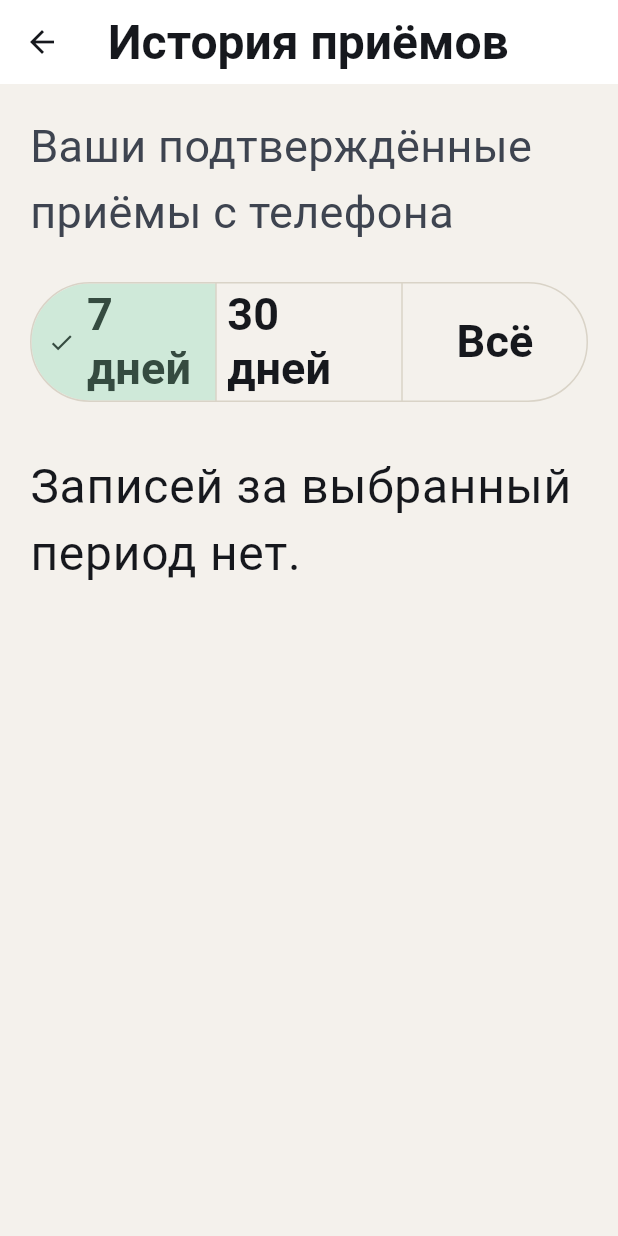
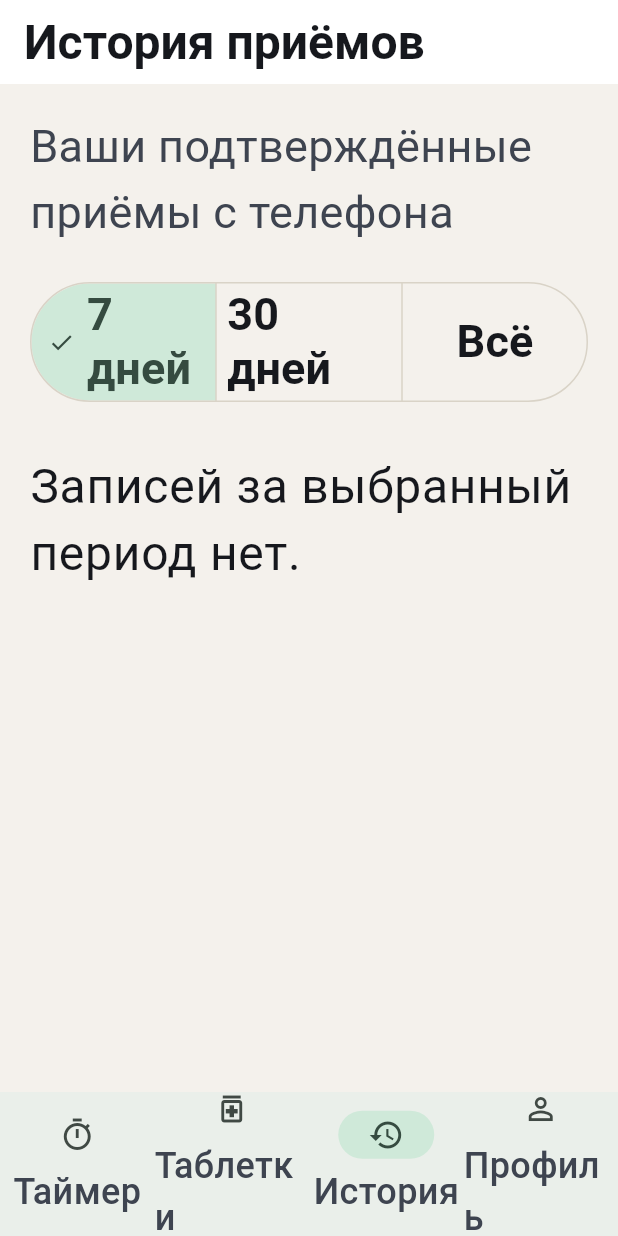
Before and after one commit to TOX1C677/Time2T3YourPills, a Flutter app: the IntakeHistoryScreen screen opened by its route, on a phone screen of 412 x 824 dp. Run offline on Flutter 3.47's test engine with Material 3 defaults, Android fonts, the phone set to English and light mode, and no system bars; our stand-ins replace connectivity_plus, dio, flutter_local_notifications, flutter_secure_storage, flutter_timezone, get_storage and 4 more; accounts and stored records are empty; Roboto replaces fonts that are missing (Atkinson Hyperlegible).

Commit message:
feat: shell по ролям (опекун без таймера), вкладка истории, rate limit invite-code
- Пациент: 4 вкладки — таймер, таблетки, история, профиль; опекун: 3 — таблетки, история, профиль
- Ветка /history с IntakeHistoryScreen(embeddedInShell); редирект /timer → /medications для опекуна
- GET /patients/me/invite-code: лимит PATIENT_INVITE_CODE_READS_PER_HOUR
- README и DEPLOY: описание навигации и env

Made-with: Cursor

```diff
--- a/lib/features/history/intake_history_screen.dart
+++ b/lib/features/history/intake_history_screen.dart
@@ -9,8 +9,12 @@ import '../auth/auth_session.dart';
 import '../caregiver/caregiver_scope.dart';
 
 /// История приёмов: пациент — свои события; опекун — выбранный пациент из [CaregiverScope].
+///
+/// [embeddedInShell]: вкладка нижнего меню — без кнопки «назад» (см. план §7.2).
 class IntakeHistoryScreen extends StatefulWidget {
-  const IntakeHistoryScreen({super.key});
+  const IntakeHistoryScreen({super.key, this.embeddedInShell = false});
+
+  final bool embeddedInShell;
 
   @override
   State<IntakeHistoryScreen> createState() => _IntakeHistoryScreenState();
@@ -128,7 +132,10 @@ class _IntakeHistoryScreenState extends State<IntakeHistoryScreen> {
     return Scaffold(
       appBar: AppBar(
         title: const Text('История приёмов'),
-        leading: IconButton(icon: const Icon(Icons.arrow_back), onPressed: () => context.pop()),
+        automaticallyImplyLeading: !widget.embeddedInShell,
+        leading: widget.embeddedInShell
+            ? null
+            : IconButton(icon: const Icon(Icons.arrow_back), onPressed: () => context.pop()),
       ),
       body: RefreshIndicator(
         onRefresh: _load,
--- a/lib/features/medications/medications_screen.dart
+++ b/lib/features/medications/medications_screen.dart
@@ -26,12 +26,6 @@ class MedicationsScreen extends StatelessWidget {
       appBar: AppBar(
         title: const Text('Таблетки'),
         actions: [
-          if (auth.isAuthenticated)
-            IconButton(
-              icon: const Icon(Icons.history),
-              tooltip: 'История приёмов',
-              onPressed: () => context.push('/intake-history'),
-            ),
           if (auth.isAuthenticated && auth.role == 'caregiver' && cg.patients.isNotEmpty)
             Padding(
               padding: const EdgeInsets.only(left: 8, right: 12),
--- a/lib/features/shell/app_shell.dart
+++ b/lib/features/shell/app_shell.dart
@@ -3,6 +3,7 @@ import 'package:go_router/go_router.dart';
 import 'package:provider/provider.dart';
 
 import '../../app/theme/app_sizes.dart';
+import '../auth/auth_session.dart';
 import '../connectivity/connectivity_notifier.dart';
 
 class AppShell extends StatelessWidget {
@@ -10,9 +11,64 @@ class AppShell extends StatelessWidget {
 
   final StatefulNavigationShell navigationShell;
 
+  static const _patientDestinations = [
+    NavigationDestination(
+      icon: Icon(Icons.timer_outlined),
+      selectedIcon: Icon(Icons.timer),
+      label: 'Таймер',
+    ),
+    NavigationDestination(
+      icon: Icon(Icons.medication_outlined),
+      selectedIcon: Icon(Icons.medication),
+      label: 'Таблетки',
+    ),
+    NavigationDestination(
+      icon: Icon(Icons.history_outlined),
+      selectedIcon: Icon(Icons.history),
+      label: 'История',
+    ),
+    NavigationDestination(
+      icon: Icon(Icons.person_outline),
+      selectedIcon: Icon(Icons.person),
+      label: 'Профиль',
+    ),
+  ];
+
+  static const _caregiverDestinations = [
+    NavigationDestination(
+      icon: Icon(Icons.medication_outlined),
+      selectedIcon: Icon(Icons.medication),
+      label: 'Таблетки',
+    ),
+    NavigationDestination(
+      icon: Icon(Icons.history_outlined),
+      selectedIcon: Icon(Icons.history),
+      label: 'История',
+    ),
+    NavigationDestination(
+      icon: Icon(Icons.person_outline),
+      selectedIcon: Icon(Icons.person),
+      label: 'Профиль',
+    ),
+  ];
+
   @override
   Widget build(BuildContext context) {
     final offline = context.watch<ConnectivityNotifier>().isOffline;
+    final auth = context.watch<AuthSession>();
+    final isCaregiver = auth.isAuthenticated && auth.role == 'caregiver';
+
+    int caregiverSelectedDisplay() {
+      final i = navigationShell.currentIndex;
+      if (i <= 0) {
+        return 0;
+      }
+      return i - 1;
+    }
+
+    void onCaregiverSelect(int displayIndex) {
+      navigationShell.goBranch(displayIndex + 1);
+    }
 
     return Scaffold(
       body: Column(
@@ -22,25 +78,9 @@ class AppShell extends StatelessWidget {
         ],
       ),
       bottomNavigationBar: NavigationBar(
-        selectedIndex: navigationShell.currentIndex,
-        onDestinationSelected: navigationShell.goBranch,
-        destinations: const [
-          NavigationDestination(
-            icon: Icon(Icons.timer_outlined),
-            selectedIcon: Icon(Icons.timer),
-            label: 'Таймер',
-          ),
-          NavigationDestination(
-            icon: Icon(Icons.medication_outlined),
-            selectedIcon: Icon(Icons.medication),
-            label: 'Таблетки',
-          ),
-          NavigationDestination(
-            icon: Icon(Icons.person_outline),
-            selectedIcon: Icon(Icons.person),
-            label: 'Профиль',
-          ),
-        ],
+        selectedIndex: isCaregiver ? caregiverSelectedDisplay() : navigationShell.currentIndex,
+        onDestinationSelected: isCaregiver ? onCaregiverSelect : navigationShell.goBranch,
+        destinations: isCaregiver ? _caregiverDestinations : _patientDestinations,
       ),
     );
   }
--- a/lib/features/timer/timer_screen.dart
+++ b/lib/features/timer/timer_screen.dart
@@ -127,7 +127,7 @@ class _TimerScreenState extends State<TimerScreen> with WidgetsBindingObserver {
       appBar: AppBar(
         title: const Text('Таймер'),
         actions: [
-          if (auth.isAuthenticated)
+          if (auth.isAuthenticated && auth.role == 'patient')
             IconButton(
               icon: const Icon(Icons.history),
               tooltip: 'История приёмов',
```
Also changed, not shown: lib/app/router/app_router.dart (+25 -3 lines), 4 other files.
